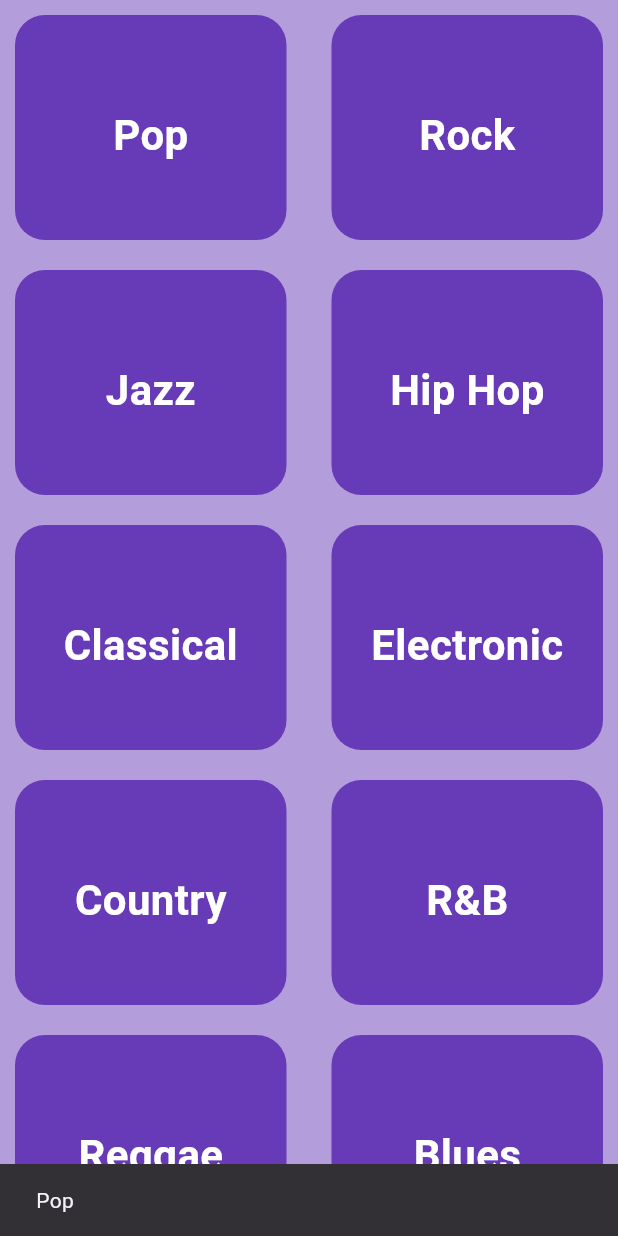
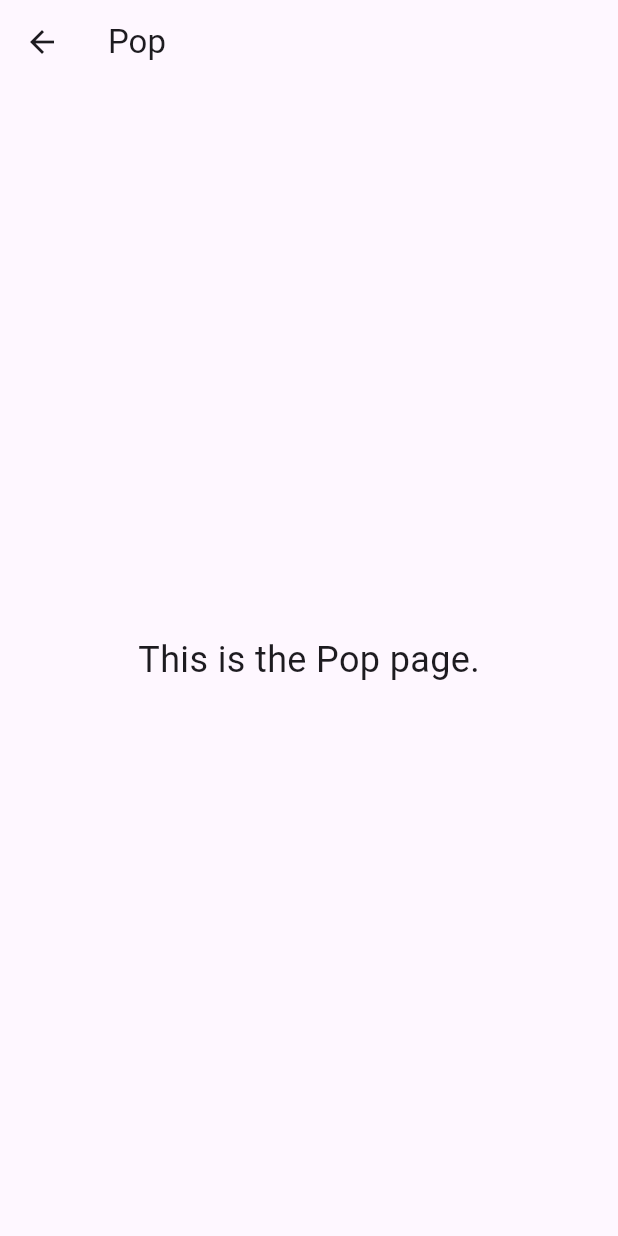
Before and after one commit to CarlosMedina-03/Bargain-Bin-Beats, a Flutter app: the screen it shows after launch, after a tap on "Pop", on a phone screen of 412 x 824 dp. Run offline on Flutter 3.47's test engine with Material 3 defaults, Android fonts, the phone set to English and light mode, and no system bars; generated files the repository leaves out were written again.

Commit message:
Created Genre Pages

```diff
--- /dev/null
+++ b/lib/GenrePage.dart
@@ -0,0 +1,24 @@
+
+
+import 'package:flutter/material.dart';
+
+class GenrePage extends StatelessWidget {
+  final String genre;
+
+  const GenrePage({required this.genre, Key? key}) : super(key: key);
+
+  @override
+  Widget build(BuildContext context) {
+    return Scaffold(
+      appBar: AppBar(
+        title: Text(genre),
+      ),
+      body: Center(
+        child: Text(
+          'This is the $genre page.',
+          style: TextStyle(fontSize: 24),
+        ),
+      ),
+    );
+  }
+}
--- a/lib/main.dart
+++ b/lib/main.dart
@@ -1,8 +1,11 @@
 import 'package:flutter/material.dart';
 
 void main() {
-  runApp( MyApp());
+  runApp(MaterialApp(
+    home: MyApp(),
+  ));
 }
+
 
 class MyApp extends StatefulWidget {
   MyApp({Key? key}) : super(key: key);
@@ -51,13 +54,19 @@ class _MyAppState extends State<MyApp> {
                     Expanded(
                       child: GenreContainer(
                         genre: genres[firstGenreIndex],
+                        onTap: () {
+                          navigateToGenrePage(context, genres[firstGenreIndex]);
+                        },
                       ),
                     ),
                     SizedBox(width: 10),
                     Expanded(
                       child: secondGenreIndex < genres.length
                           ? GenreContainer(
-                              genre: genres[secondGenreIndex]
+                              genre: genres[secondGenreIndex],
+                              onTap: () {
+                                navigateToGenrePage(context, genres[secondGenreIndex]);
+                              },
                             )
                           : SizedBox(),
                     ),
@@ -70,22 +79,29 @@ class _MyAppState extends State<MyApp> {
       ),
     );
   }
+
+void navigateToGenrePage(BuildContext context, String genre) {
+  Navigator.of(context).push(
+    MaterialPageRoute(builder: (context) => GenrePage(genre: genre)),
+  );
+}
+
 }
 
 class GenreContainer extends StatelessWidget {
   final String genre;
+  final VoidCallback? onTap;
 
   const GenreContainer({
     required this.genre,
+    this.onTap,
     Key? key,
   }) : super(key: key);
 
   @override
   Widget build(BuildContext context) {
     return GestureDetector(
-    onTap: () {  ScaffoldMessenger.of(context).hideCurrentSnackBar();
-        final snackBar = SnackBar(content: Text(genre));
-        ScaffoldMessenger.of(context).showSnackBar(snackBar); },
+      onTap: onTap,
       child: Container(
         margin: EdgeInsets.all(10),
         height: 150,
@@ -108,7 +124,28 @@ class GenreContainer extends StatelessWidget {
             ),
           ],
         ),
-    )
+      ),
     );
   }
 }
+
+class GenrePage extends StatelessWidget {
+  final String genre;
+
+  const GenrePage({required this.genre, Key? key}) : super(key: key);
+
+  @override
+  Widget build(BuildContext context) {
+    return Scaffold(
+      appBar: AppBar(
+        title: Text(genre),
+      ),
+      body: Center(
+        child: Text(
+          'This is the $genre page.',
+          style: TextStyle(fontSize: 24),
+        ),
+      ),
+    );
+  }
+}
```
Lines whose indentation alone changed are shown as unchanged.
